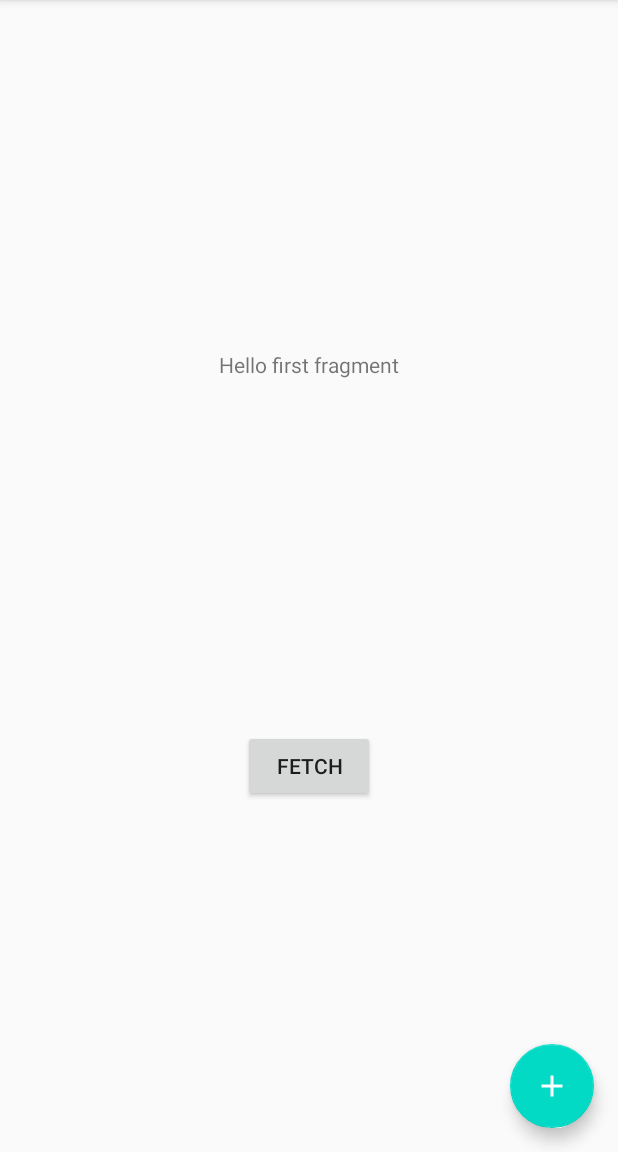
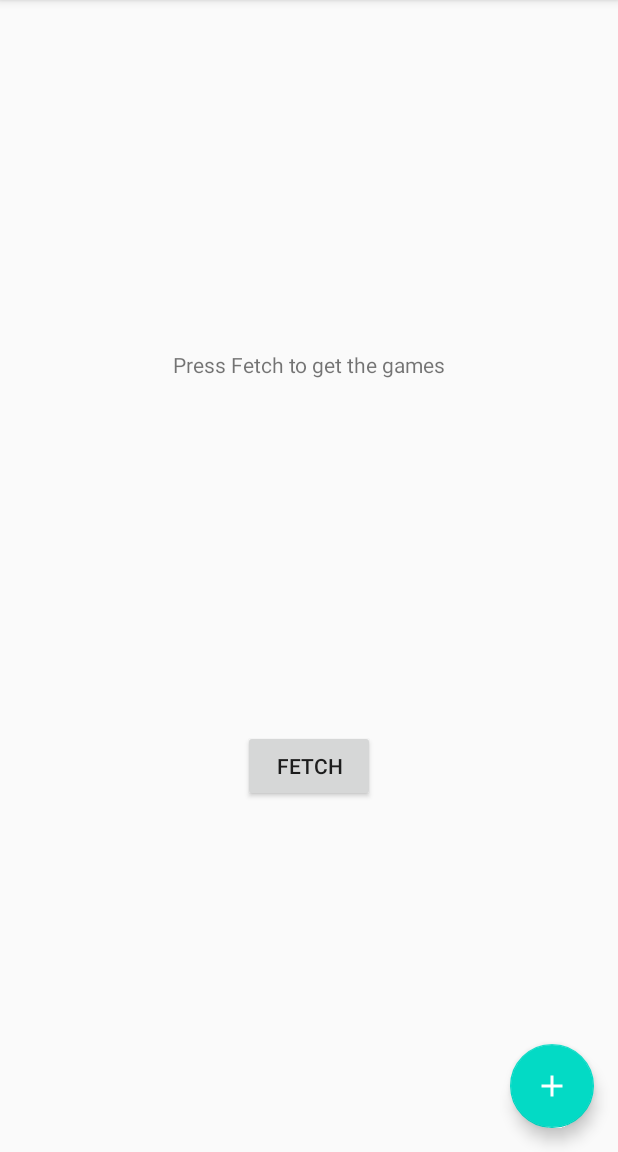
Before and after one commit to giladgotman/celebs, an Android app: the screen it shows after launch (MainActivity), on a phone screen of 412 x 824 dp, the part 84-1236 px from its top. Run offline under Robolectric (Android 15) with nearby library versions, the light colour scheme and no system bars; our stand-ins replace Firebase (no records; nobody signed in at launch, a user with empty details on screens opened directly), RxJava, Timber.

Commit message:
update some strings

```diff
--- a/app/src/main/res/layout/fragment_create_game.xml
+++ b/app/src/main/res/layout/fragment_create_game.xml
@@ -104,7 +104,8 @@
         app:layout_constraintBottom_toBottomOf="parent"
         app:layout_constraintEnd_toEndOf="parent"
         android:layout_marginEnd="@dimen/medium_margin"
-        app:layout_constraintTop_toBottomOf="@id/cardsAmount" />
+        app:layout_constraintTop_toBottomOf="@id/cardsAmount"
+        />
 
     <Button
         android:id="@+id/buttonCancel"
--- a/app/src/main/res/layout/fragment_games.xml
+++ b/app/src/main/res/layout/fragment_games.xml
@@ -20,7 +20,7 @@
         android:id="@+id/textview_games"
         android:layout_width="wrap_content"
         android:layout_height="wrap_content"
-        android:text="@string/hello_first_fragment"
+        android:text="@string/games_subtitle"
         app:layout_constraintBottom_toTopOf="@id/button_first"
         app:layout_constraintEnd_toEndOf="parent"
         app:layout_constraintStart_toStartOf="parent"
--- a/app/src/main/res/values/strings.xml
+++ b/app/src/main/res/values/strings.xml
@@ -3,17 +3,17 @@
     <string name="action_settings">Settings</string>
     <!-- Strings used for fragments for navigation -->
     <string name="games_fragment_label">Games Fragment</string>
-    <string name="create_game_fragment_label">Games Fragment</string>
-    <string name="next">Next</string>
-    <string name="previous">Previous</string>
+    <string name="create_game_fragment_label">Create Game Fragment</string>
 
-    <string name="hello_first_fragment">Hello first fragment</string>
-    <string name="hello_second_fragment">Hello second fragment. Arg: %1$s</string>
-    <string name="create_game_name">Name</string>
+    <string name="games_subtitle">Press Fetch to get the games</string>
+    <string name="create_game_name">Game Name</string>
     <string name="create_game_group_1_name">Group 1 Name</string>
     <string name="create_game_group_2_name">Group 2 Name</string>
     <string name="create_game_group_3_name">Group 3 Name</string>
     <string name="create_game_num_cards">#cards</string>
+
     <string name="done">Done</string>
     <string name="cancel">Cancel</string>
+    <string name="next">Next</string>
+    <string name="previous">Previous</string>
 </resources>
```
